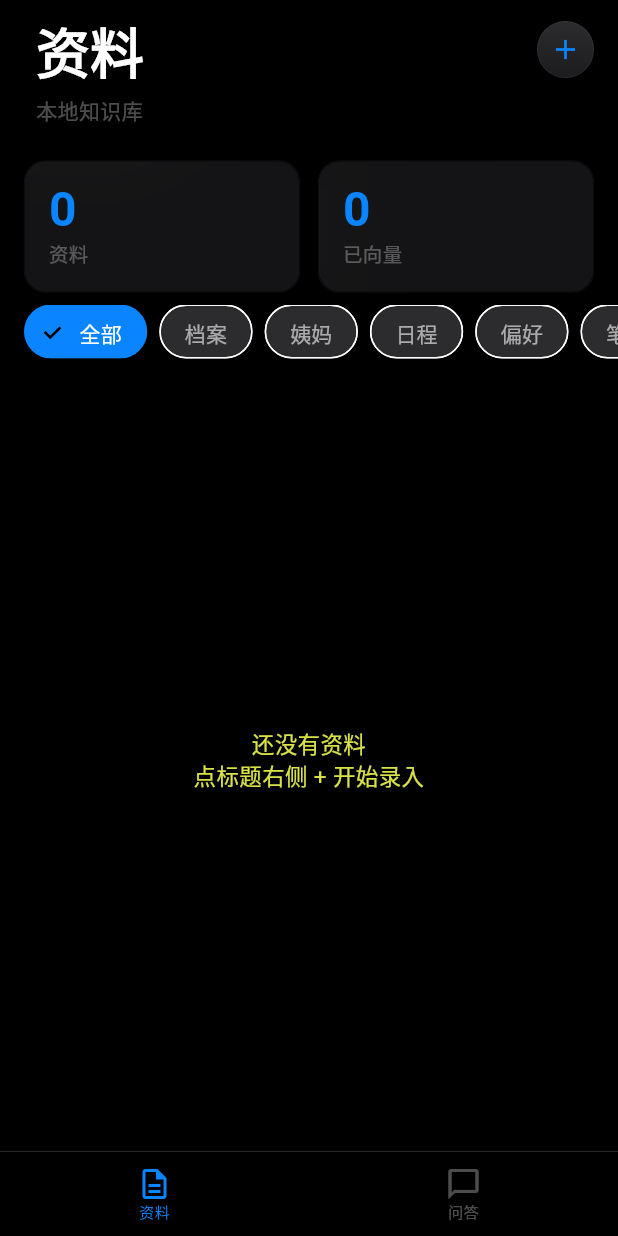
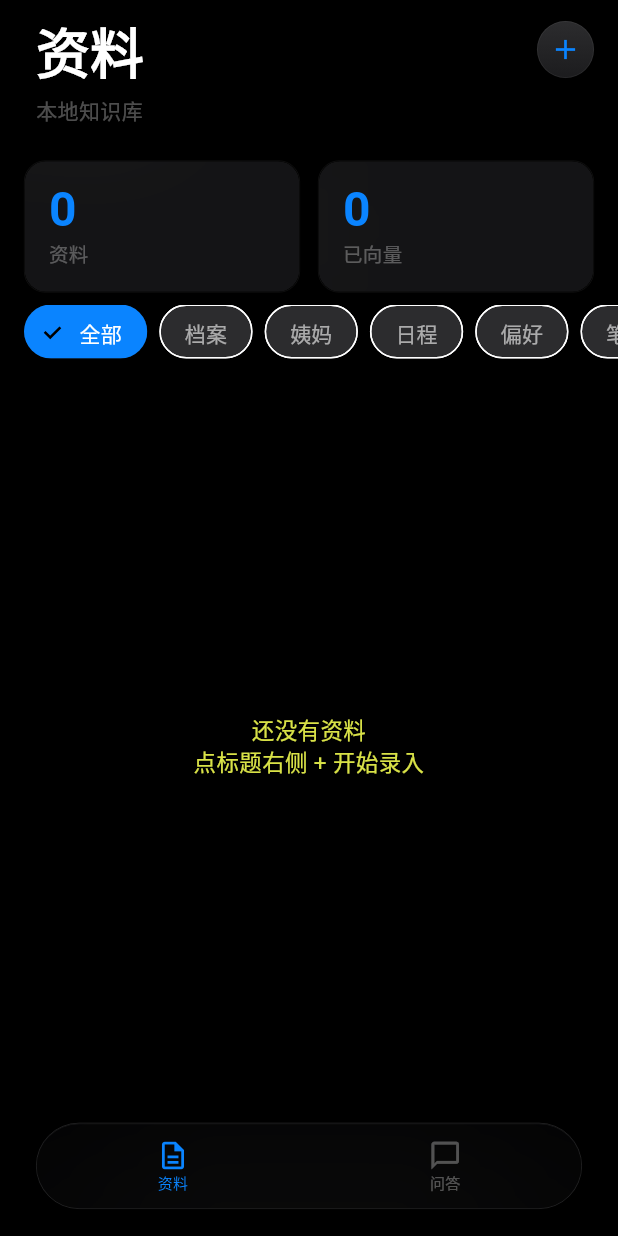
Before and after one commit to JIAYI120/c_agent, a Flutter app: the screen it shows after launch, on a phone screen of 412 x 824 dp. Run offline on Flutter 3.47's test engine with Material 3 defaults, Android fonts, the phone set to English and light mode, and no system bars; our stand-ins replace sqflite; accounts and stored records are empty.

Commit message:
style: iOS 26 Liquid Glass floating tab bar

```diff
--- a/offline_kb/lib/main.dart
+++ b/offline_kb/lib/main.dart
@@ -193,22 +193,42 @@ class _MainScreenState extends State<MainScreen> {
         ),
       ),
       bottomNavigationBar: Container(
+        margin: const EdgeInsets.fromLTRB(24, 0, 24, 18),
         decoration: BoxDecoration(
-          border: Border(top: BorderSide(color: const Color(0xFF38383a), width: 0.5)),
+          borderRadius: BorderRadius.circular(42),
+          border: Border.all(color: Colors.white.withOpacity(0.10), width: 0.5),
+          color: const Color(0xFF1c1c1e).withOpacity(0.55),
+          boxShadow: [
+            BoxShadow(color: Colors.black.withOpacity(0.35), blurRadius: 32, offset: const Offset(0, 8)),
+            BoxShadow(color: Colors.black.withOpacity(0.20), blurRadius: 8, offset: const Offset(0, 2)),
+          ],
+        ),
+        child: ClipRRect(
+          borderRadius: BorderRadius.circular(42),
+          child: BackdropFilter(
+            filter: ImageFilter.blur(sigmaX: 60, sigmaY: 60),
+            child: Container(
+              decoration: BoxDecoration(
+                borderRadius: BorderRadius.circular(42),
+                border: Border(top: BorderSide(color: Colors.white.withOpacity(0.07), width: 0.5)),
               ),
               child: BottomNavigationBar(
                 currentIndex: _currentIndex,
                 onTap: (i) => setState(() => _currentIndex = i),
-          backgroundColor: Colors.black.withOpacity(0.85),
+                backgroundColor: Colors.transparent,
+                elevation: 0,
                 selectedItemColor: const Color(0xFF0a84ff),
                 unselectedItemColor: Colors.white.withOpacity(0.3),
                 selectedFontSize: 10,
                 unselectedFontSize: 10,
                 type: BottomNavigationBarType.fixed,
                 items: const [
-            BottomNavigationBarItem(icon: Icon(Icons.description_outlined, size: 24), label: '资料'),
-            BottomNavigationBarItem(icon: Icon(Icons.chat_bubble_outline, size: 24), label: '问答'),
+                  BottomNavigationBarItem(icon: Icon(Icons.description_outlined, size: 22), label: '资料'),
+                  BottomNavigationBarItem(icon: Icon(Icons.chat_bubble_outline, size: 22), label: '问答'),
                 ],
+              ),
+            ),
+          ),
         ),
       ),
     );
```
Also changed, not shown: 1 other file. Lines whose indentation alone changed are shown as unchanged.
